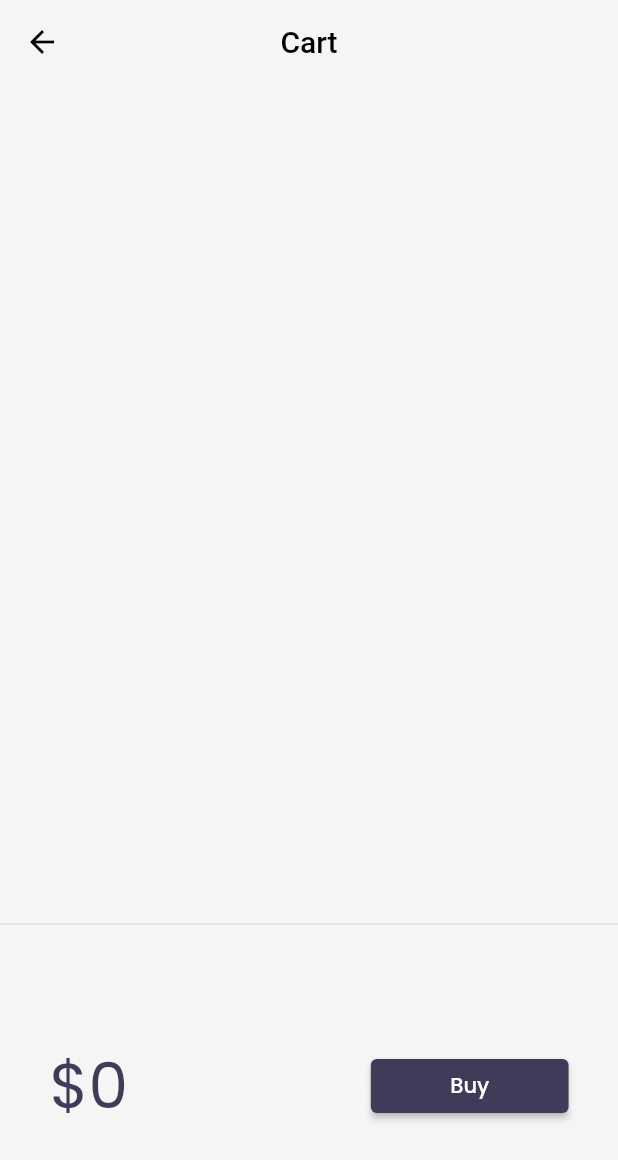
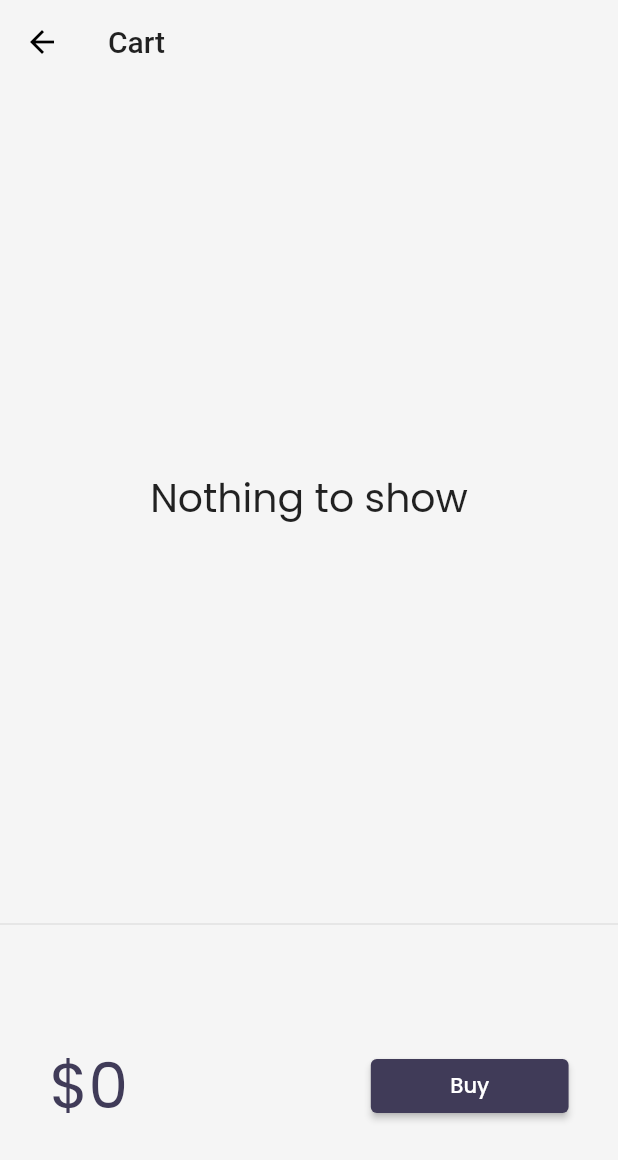
Before and after one commit to JayM2510/Rural4Us, a Flutter app: the CartPage screen opened by its route, on a phone screen of 412 x 824 dp. Shown: the top 1160 px of the screen. Run offline on Flutter 3.47's test engine with Material 2 defaults, Android fonts, the phone set to English and light mode, and no system bars; our stand-ins replace google_fonts, velocity_x; network calls fail.

Commit message:
Changes in add to cart

```diff
--- a/lib/pages/cart_page.dart
+++ b/lib/pages/cart_page.dart
@@ -9,15 +9,15 @@ class CartPage extends StatelessWidget {
       backgroundColor: context.canvasColor,
       appBar: AppBar(
         backgroundColor: Colors.transparent,
-        title: Text("Cart", style: TextStyle(color:  Colors.black)),
-        centerTitle: true,
+        title: "Cart".text.make(),
       ),
-
-      body: Column(children: [
+      body: Column(
+        children: [
           _CartList().p32().expand(),
           Divider(),
           _CartTotal(),
-      ]),
+        ],
+      ),
     );
   }
 }
@@ -31,11 +31,16 @@ class _CartTotal extends StatelessWidget {
       child: Row(
         mainAxisAlignment: MainAxisAlignment.spaceAround,
         children: [
-          "\$${_cart.totalPrice}".text.xl5.color(context.theme.accentColor).make(),
+          "\$${_cart.totalPrice}"
+              .text
+              .xl5
+              .color(context.theme.accentColor)
+              .make(),
           30.widthBox,
           ElevatedButton(
             onPressed: () {
-              ScaffoldMessenger.of(context).showSnackBar(SnackBar(content: "Buying not supported yet.".text.make(),
+              ScaffoldMessenger.of(context).showSnackBar(SnackBar(
+                content: "Buying not supported yet.".text.make(),
               ));
             },
             style: ButtonStyle(
@@ -58,13 +63,18 @@ class __CartListState extends State<_CartList> {
   final _cart = CartModel();
   @override
   Widget build(BuildContext context) {
-    return ListView.builder(
+    return _cart.items.isEmpty
+        ? "Nothing to show".text.xl3.makeCentered()
+        : ListView.builder(
             itemCount: _cart.items.length,
             itemBuilder: (context, index) => ListTile(
               leading: Icon(Icons.done),
               trailing: IconButton(
                 icon: Icon(Icons.remove_circle_outline),
-          onPressed: () {},
+                onPressed: () {
+                  _cart.remove(_cart.items[index]);
+                  setState(() {});
+                },
               ),
               title: _cart.items[index].name.text.make(),
             ),
```
Also changed, not shown: lib/pages/home_detail_page.dart (+9 -18 lines), lib/widgets/home_widgets/add_to_cart.dart (added, +42 -0 lines), lib/widgets/home_widgets/catalog_list.dart (+4 -43 lines). Lines whose indentation alone changed are shown as unchanged.
